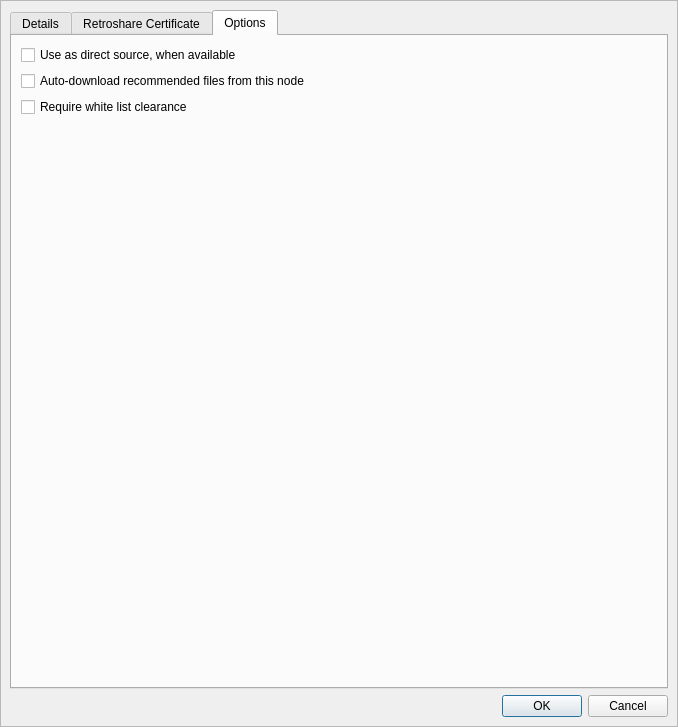
RetroShare/RetroShare, file retroshare-gui/src/gui/connect/ConfCertDialog.ui: the form before one commit.
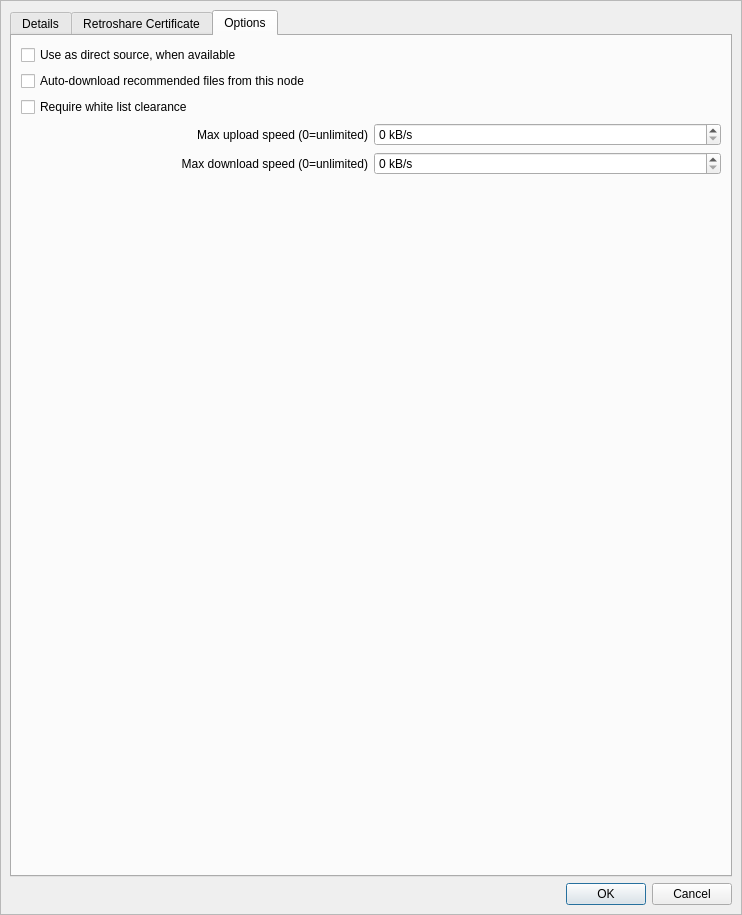
The form after the commit. The open tabs and pages were chosen to show the change. Icons and pictures are not drawn. Custom widgets are drawn as their Qt base class.

The edit to the form file:
```diff
--- a/retroshare-gui/src/gui/connect/ConfCertDialog.ui
+++ b/retroshare-gui/src/gui/connect/ConfCertDialog.ui
@@ -6,8 +6,8 @@
    <rect>
     <x>0</x>
     <y>0</y>
-    <width>678</width>
-    <height>727</height>
+    <width>742</width>
+    <height>915</height>
    </rect>
   </property>
   <property name="windowTitle">
@@ -444,21 +444,8 @@
          <attribute name="title">
           <string>Options</string>
          </attribute>
-         <layout class="QGridLayout" name="gridLayout">
-          <item row="3" column="0" colspan="2">
-           <spacer name="verticalSpacer_4">
-            <property name="orientation">
-             <enum>Qt::Vertical</enum>
-            </property>
-            <property name="sizeHint" stdset="0">
-             <size>
-              <width>20</width>
-              <height>196</height>
-             </size>
-            </property>
-           </spacer>
-          </item>
-          <item row="0" column="0" colspan="2">
+         <layout class="QVBoxLayout" name="verticalLayout_6">
+          <item>
            <widget class="QCheckBox" name="_direct_transfer_CB">
             <property name="toolTip">
              <string>&lt;html&gt;&lt;head/&gt;&lt;body&gt;&lt;p align=&quot;justify&quot;&gt;Retroshare periodically checks your friend lists for browsable files matching your transfers, to establish a direct transfer. In this case, your friend knows you're downloading the file.&lt;/p&gt;&lt;p align=&quot;justify&quot;&gt;To prevent this behavior for this friend only, uncheck this box. You can still perform a direct transfer if you explicitly ask for it, by e.g. downloading from your friend's file list. &lt;/p&gt;&lt;/body&gt;&lt;/html&gt;</string>
@@ -468,7 +455,7 @@
             </property>
            </widget>
           </item>
-          <item row="1" column="0">
+          <item>
            <widget class="QCheckBox" name="_allow_push_CB">
             <property name="toolTip">
              <string>&lt;html&gt;&lt;head/&gt;&lt;body&gt;&lt;p&gt;This option allows you to automatically download a file that is recommended in an message coming from this node. This can be used for instance to send files between your own nodes.&lt;/p&gt;&lt;/body&gt;&lt;/html&gt;</string>
@@ -478,7 +465,7 @@
             </property>
            </widget>
           </item>
-          <item row="2" column="0">
+          <item>
            <widget class="QCheckBox" name="_require_WL_CB">
             <property name="toolTip">
              <string>&lt;html&gt;&lt;head/&gt;&lt;body&gt;&lt;p&gt;Peers that have this option cannot connect if their connection address is not in the whitelist. This protects you from traffic forwarding attacks. When used, rejected peers will be reported by &amp;quot;security feed items&amp;quot; in the News Feed section. From there, you can whitelist/blacklist their IP.&lt;/p&gt;&lt;/body&gt;&lt;/html&gt;</string>
@@ -488,6 +475,71 @@
             </property>
            </widget>
           </item>
+          <item>
+           <layout class="QHBoxLayout" name="horizontalLayout_3">
+            <item>
+             <layout class="QVBoxLayout" name="verticalLayout_5">
+              <item>
+               <widget class="QLabel" name="label">
+                <property name="text">
+                 <string>Max upload speed (0=unlimited)</string>
+                </property>
+                <property name="alignment">
+                 <set>Qt::AlignRight|Qt::AlignTrailing|Qt::AlignVCenter</set>
+                </property>
+               </widget>
+              </item>
+              <item>
+               <widget class="QLabel" name="label_2">
+                <property name="text">
+                 <string>Max download speed (0=unlimited)</string>
+                </property>
+                <property name="alignment">
+                 <set>Qt::AlignRight|Qt::AlignTrailing|Qt::AlignVCenter</set>
+                </property>
+               </widget>
+              </item>
+             </layout>
+            </item>
+            <item>
+             <layout class="QVBoxLayout" name="verticalLayout_4">
+              <item>
+               <widget class="QSpinBox" name="maxUploadSpeed_SB">
+                <property name="suffix">
+                 <string> kB/s</string>
+                </property>
+                <property name="maximum">
+                 <number>10000</number>
+                </property>
+               </widget>
+              </item>
+              <item>
+               <widget class="QSpinBox" name="maxDownloadSpeed_SB">
+                <property name="suffix">
+                 <string> kB/s</string>
+                </property>
+                <property name="maximum">
+                 <number>10000</number>
+                </property>
+               </widget>
+              </item>
+             </layout>
+            </item>
+           </layout>
+          </item>
+          <item>
+           <spacer name="verticalSpacer_4">
+            <property name="orientation">
+             <enum>Qt::Vertical</enum>
+            </property>
+            <property name="sizeHint" stdset="0">
+             <size>
+              <width>20</width>
+              <height>196</height>
+             </size>
+            </property>
+           </spacer>
+          </item>
          </layout>
         </widget>
        </widget>
```
Left out of the diff: 23 changed lines with no effect on the pictures.
